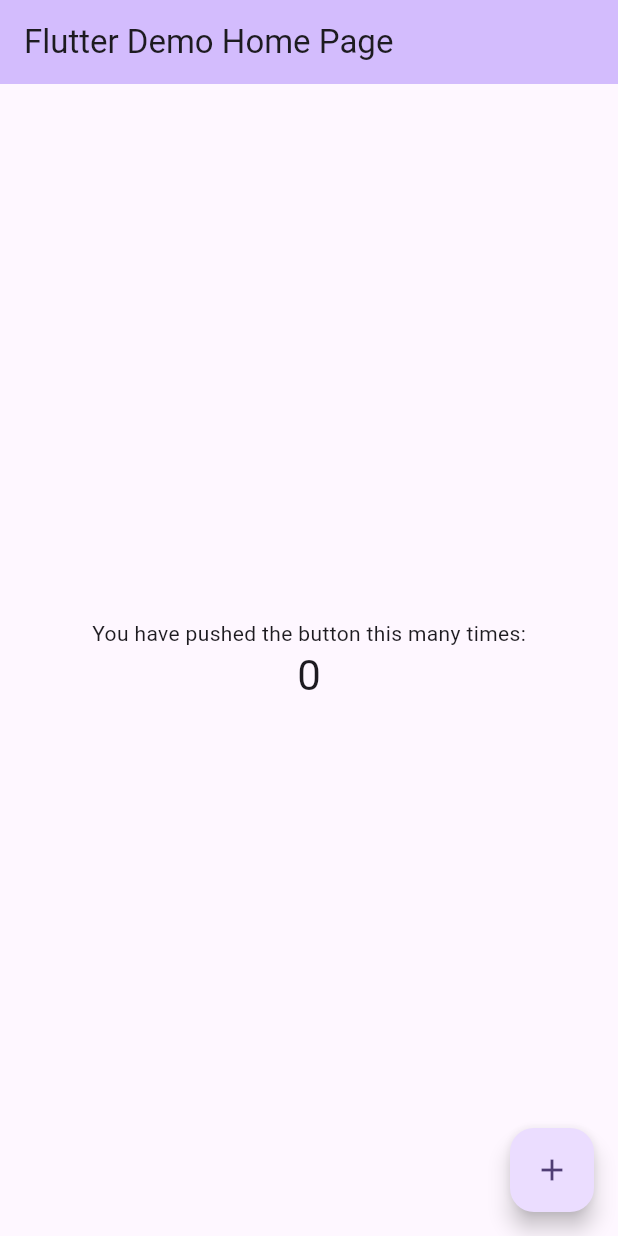
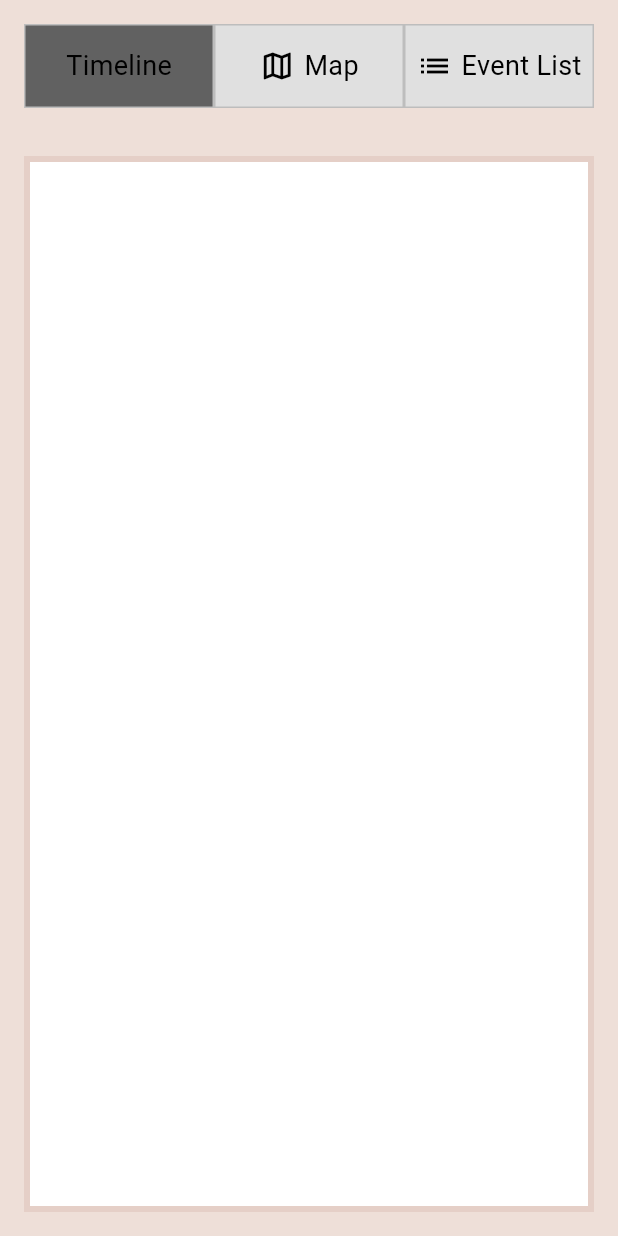
Before and after one commit to TahaA-7/ESD_volcanology_datasharing_app, a Flutter app: the screen it shows after launch, on a phone screen of 412 x 824 dp. Run offline on Flutter 3.47's test engine with Material 3 defaults, Android fonts, the phone set to English and light mode, and no system bars.

Commit message:
timeline_screen_partial

```diff
--- a/seismology_volcanology_datasharing_app/lib/main.dart
+++ b/seismology_volcanology_datasharing_app/lib/main.dart
@@ -1,4 +1,6 @@
 import 'package:flutter/material.dart';
+
+import 'screens/timeline.dart';
 
 void main() {
   runApp(const MyApp());
@@ -7,116 +9,16 @@ void main() {
 class MyApp extends StatelessWidget {
   const MyApp({super.key});
 
-  // This widget is the root of your application.
   @override
   Widget build(BuildContext context) {
     return MaterialApp(
-      title: 'Flutter Demo',
-      theme: ThemeData(
-        // This is the theme of your application.
-        //
-        // TRY THIS: Try running your application with "flutter run". You'll see
-        // the application has a purple toolbar. Then, without quitting the app,
-        // try changing the seedColor in the colorScheme below to Colors.green
-        // and then invoke "hot reload" (save your changes or press the "hot
-        // reload" button in a Flutter-supported IDE, or press "r" if you used
-        // the command line to start the app).
-        //
-        // Notice that the counter didn't reset back to zero; the application
-        // state is not lost during the reload. To reset the state, use hot
-        // restart instead.
-        //
-        // This works for code too, not just values: Most code changes can be
-        // tested with just a hot reload.
-        colorScheme: ColorScheme.fromSeed(seedColor: Colors.deepPurple),
-      ),
-      home: const MyHomePage(title: 'Flutter Demo Home Page'),
+      debugShowCheckedModeBanner: false,
+      title: 'Seismology/Volcanology Datasharing App',
+      // theme: ThemeData(
+      //   colorScheme: ColorScheme.fromSeed(seedColor: Colors.deepPurple),
+
+      // ),
+      home: const HomePage(),
     );
   }
 }
-
-class MyHomePage extends StatefulWidget {
-  const MyHomePage({super.key, required this.title});
-
-  // This widget is the home page of your application. It is stateful, meaning
-  // that it has a State object (defined below) that contains fields that affect
-  // how it looks.
-
-  // This class is the configuration for the state. It holds the values (in this
-  // case the title) provided by the parent (in this case the App widget) and
-  // used by the build method of the State. Fields in a Widget subclass are
-  // always marked "final".
-
-  final String title;
-
-  @override
-  State<MyHomePage> createState() => _MyHomePageState();
-}
-
-class _MyHomePageState extends State<MyHomePage> {
-  int _counter = 0;
-
-  void _incrementCounter() {
-    setState(() {
-      // This call to setState tells the Flutter framework that something has
-      // changed in this State, which causes it to rerun the build method below
-      // so that the display can reflect the updated values. If we changed
-      // _counter without calling setState(), then the build method would not be
-      // called again, and so nothing would appear to happen.
-      _counter++;
-    });
-  }
-
-  @override
-  Widget build(BuildContext context) {
-    // This method is rerun every time setState is called, for instance as done
-    // by the _incrementCounter method above.
-    //
-    // The Flutter framework has been optimized to make rerunning build methods
-    // fast, so that you can just rebuild anything that needs updating rather
-    // than having to individually change instances of widgets.
-    return Scaffold(
-      appBar: AppBar(
-        // TRY THIS: Try changing the color here to a specific color (to
-        // Colors.amber, perhaps?) and trigger a hot reload to see the AppBar
-        // change color while the other colors stay the same.
-        backgroundColor: Theme.of(context).colorScheme.inversePrimary,
-        // Here we take the value from the MyHomePage object that was created by
-        // the App.build method, and use it to set our appbar title.
-        title: Text(widget.title),
-      ),
-      body: Center(
-        // Center is a layout widget. It takes a single child and positions it
-        // in the middle of the parent.
-        child: Column(
-          // Column is also a layout widget. It takes a list of children and
-          // arranges them vertically. By default, it sizes itself to fit its
-          // children horizontally, and tries to be as tall as its parent.
-          //
-          // Column has various properties to control how it sizes itself and
-          // how it positions its children. Here we use mainAxisAlignment to
-          // center the children vertically; the main axis here is the vertical
-          // axis because Columns are vertical (the cross axis would be
-          // horizontal).
-          //
-          // TRY THIS: Invoke "debug painting" (choose the "Toggle Debug Paint"
-          // action in the IDE, or press "p" in the console), to see the
-          // wireframe for each widget.
-          mainAxisAlignment: MainAxisAlignment.center,
-          children: <Widget>[
-            const Text('You have pushed the button this many times:'),
-            Text(
-              '$_counter',
-              style: Theme.of(context).textTheme.headlineMedium,
-            ),
-          ],
-        ),
-      ),
-      floatingActionButton: FloatingActionButton(
-        onPressed: _incrementCounter,
-        tooltip: 'Increment',
-        child: const Icon(Icons.add),
-      ), // This trailing comma makes auto-formatting nicer for build methods.
-    );
-  }
-}
--- /dev/null
+++ b/seismology_volcanology_datasharing_app/lib/screens/map.dart
@@ -0,0 +1,51 @@
+import 'package:flutter/material.dart';
+
+class MapPage extends StatefulWidget {
+  const MapPage({
+    required this.decrementCounter,
+    required this.incrementCounter,
+    super.key,
+    required this.title,
+    required this.counter,
+  });
+  final String title;
+  final int counter;
+  final ValueChanged<void> decrementCounter;
+  final ValueChanged<void> incrementCounter;
+  @override
+  State<MapPage> createState() => _MapPageState();
+}
+class _MapPageState extends State<MapPage> {
+  void onPressed() {
+    widget.decrementCounter(null);
+  }
+  void increment(){
+    widget.incrementCounter(null);
+  }
+  @override
+  Widget build(BuildContext context) {
+    return Scaffold(
+      appBar: AppBar(
+        title: Text(widget.title),
+      ),
+      body: Center(
+        child: Column(
+          mainAxisAlignment: MainAxisAlignment.center,
+          children: <Widget>[
+            Text('You have pushed the button this many times :'),
+            Text(
+              super.widget.counter.toString(),
+              style: Theme.of(context).textTheme.headlineMedium,
+            ),
+            ElevatedButton(onPressed: increment, child: Text("increment"))
+          ],
+        ),
+      ),
+    floatingActionButton: FloatingActionButton(
+      onPressed: onPressed,
+      tooltip: 'Decrement',
+      backgroundColor: Colors.red,
+      child: Icon(Icons.indeterminate_check_box)),
+    );
+  }
+}
--- /dev/null
+++ b/seismology_volcanology_datasharing_app/lib/screens/timeline.dart
@@ -0,0 +1,114 @@
+import 'package:flutter/material.dart';
+import 'map.dart';
+
+enum HomeTab { timeline, map, eventList }
+
+class HomePage extends StatefulWidget {
+  const HomePage({
+    super.key,
+  });
+
+  @override
+  State<HomePage> createState() => _HomePageState();
+}
+class _HomePageState extends State<HomePage> {
+  HomeTab selectedTab = HomeTab.timeline;
+  // void _onPressed() {
+  // }
+
+  @override
+  Widget build(BuildContext context) {
+    return Scaffold(
+      backgroundColor: const Color(0xFFEEDFD8), // beige background
+      body: Column(
+        children: [
+          const SizedBox(height: 16),
+
+          /// Top segmented navigation
+          Padding(
+            padding: const EdgeInsets.symmetric(horizontal: 16),
+            child: Row(
+              children: [
+                _tabButton(
+                  label: 'Timeline',
+                  icon: null,
+                  tab: HomeTab.timeline,
+                ),
+                _tabButton(
+                  label: 'Map',
+                  icon: Icons.map_outlined,
+                  tab: HomeTab.map,
+                ),
+                _tabButton(
+                  label: 'Event List',
+                  icon: Icons.list,
+                  tab: HomeTab.eventList,
+                ),
+              ],
+            ),
+          ),
+
+          const SizedBox(height: 16),
+
+          /// Main content container
+          Expanded(
+            child: Padding(
+              padding: const EdgeInsets.all(16),
+              child: Container(
+                decoration: BoxDecoration(
+                  color: Colors.white,
+                  border: Border.all(
+                    color: const Color(0xFFE5CFC7),
+                    width: 4,
+                  ),
+                ),
+              ),
+            ),
+          ),
+        ],
+      ),
+    );
+  }
+
+  /// Tab button widget
+  Widget _tabButton({
+    required String label,
+    IconData? icon,
+    required HomeTab tab,
+  }) {
+    final bool isSelected = selectedTab == tab;
+
+    return Expanded(
+      child: GestureDetector(
+        onTap: () {
+          setState(() {
+            selectedTab = tab;
+          });
+        },
+        child: Container(
+          height: 56,
+          decoration: BoxDecoration(
+            color: isSelected ? Colors.grey[700] : Colors.grey[300],
+            border: Border.all(color: Colors.grey.shade400),
+          ),
+          child: Row(
+            mainAxisAlignment: MainAxisAlignment.center,
+            children: [
+              if (icon != null) ...[
+                Icon(icon, color: Colors.black),
+                const SizedBox(width: 6),
+              ],
+              Text(
+                label,
+                style: const TextStyle(
+                  fontSize: 18,
+                  color: Colors.black,
+                ),
+              ),
+            ],
+          ),
+        ),
+      ),
+    );
+  }
+}
```
